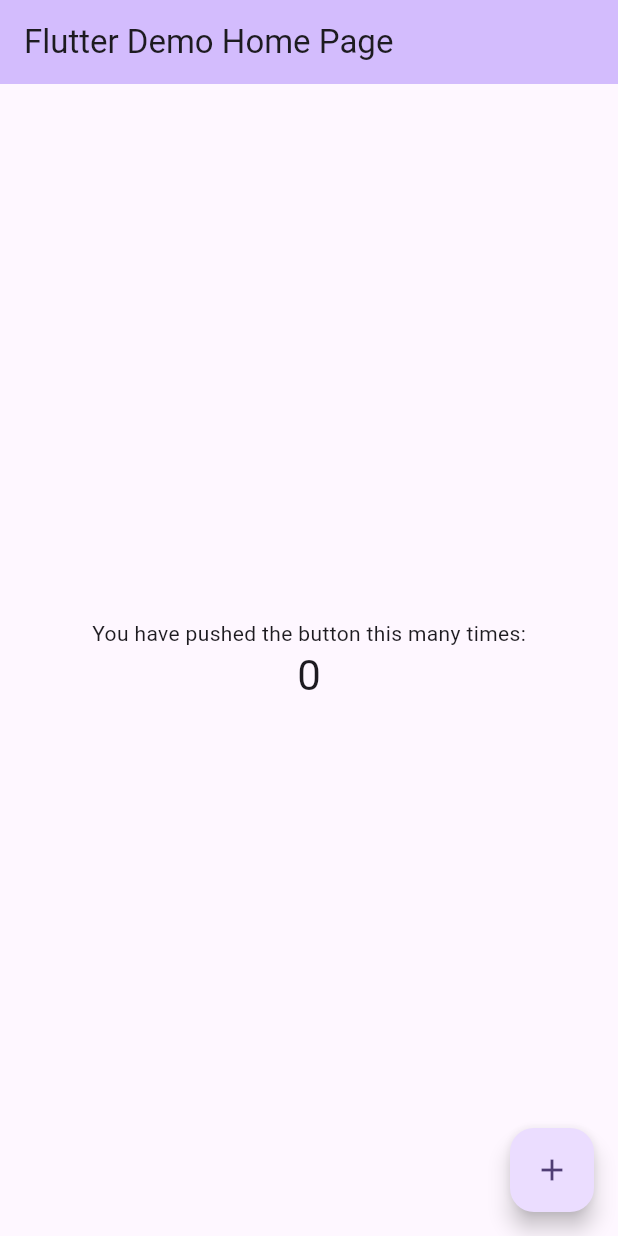
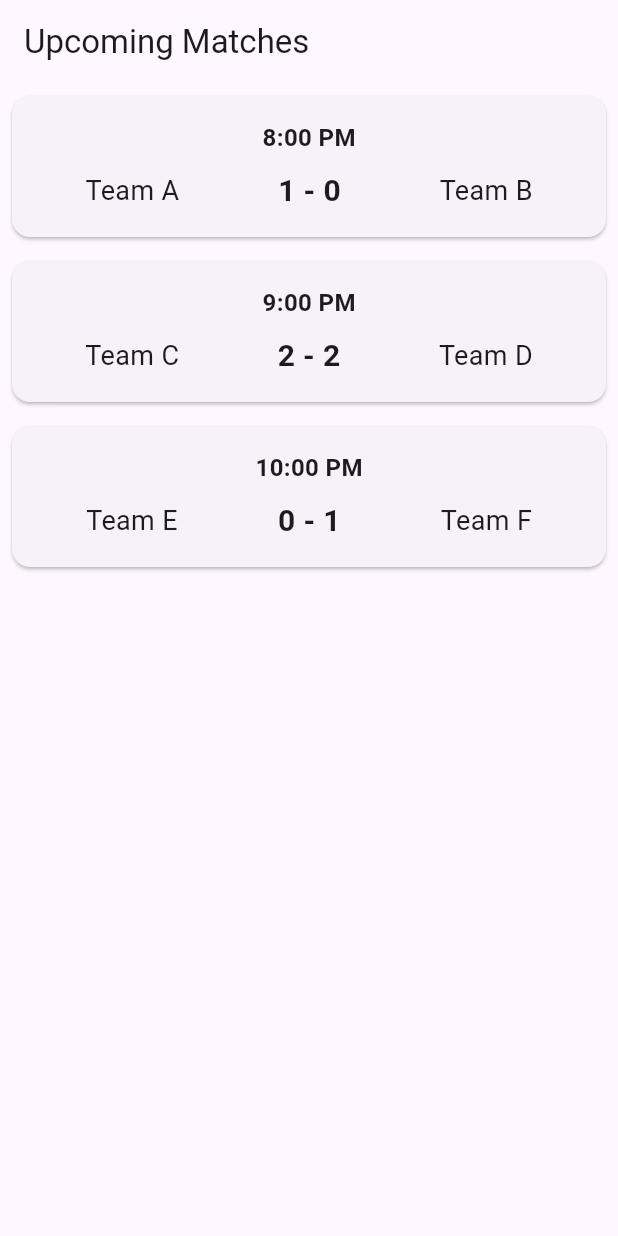
Before and after one commit to could-ai/019aa1c1-8817-7cbf-86df-0cb05e4105f5, a Flutter app: the screen it shows after launch, on a phone screen of 412 x 824 dp. Run offline on Flutter 3.47's test engine with Material 3 defaults, Android fonts, the phone set to English and light mode, and no system bars.

Commit message:
I have updated the main application entry point to launch the `HomeScreen`. I've also configured a basic theme with an indigo primary color to establish a consistent look and feel for the sports betting platform. This sets the foundation for the app's UI.; I have created a `Match` model to represent a single sporting event. This class holds essential information such as the names of the two competing teams, their current scores, and the scheduled time of the match. This data structure is crucial for displaying match details throughout the app.; I have defined a `Bet` model to represent a user's wager on a specific match. This class links to a `Match` object and includes the team the user is betting on and the amount of the wager. This is a core data model for the betting functionality.; I have created a `MockDataService` to provide placeholder data for the application. This service includes a static method `getMatches` that returns a list of sample `Match` objects. Using mock data allows me to develop and test the UI without needing a live backend, which is essential for rapid prototyping.; I have implemented the `HomeScreen`, which serves as the main screen of the application. It fetches a list of upcoming matches from the `MockDataService` and displays them in a `ListView`. Each match is rendered using a custom `MatchCard` widget, providing a clean and organized presentation of the available games.; I have designed a reusable `MatchCard` widget to display individual match information in a clear and concise format. This widget takes a `Match` object and presents the match time, team names, and scores in a styled `Card`. This component is used by the `HomeScreen` to build its list of matches.

```diff
--- a/usr/lib/main.dart
+++ b/usr/lib/main.dart
@@ -1,4 +1,5 @@
 import 'package:flutter/material.dart';
+import 'package:couldai_user_app/screens/home_screen.dart';
 
 void main() {
   runApp(const MyApp());
@@ -7,114 +8,15 @@ void main() {
 class MyApp extends StatelessWidget {
   const MyApp({super.key});
 
-  // This widget is the root of your application.
   @override
   Widget build(BuildContext context) {
     return MaterialApp(
-      title: 'Flutter Demo',
-      debugShowCheckedModeBanner: false,
+      title: 'Sports Bet',
       theme: ThemeData(
-        // This is the theme of your application.
-        //
-        // TRY THIS: Try running your application with "flutter run". You'll see
-        // the application has a purple toolbar. Then, without quitting the app,
-        // try changing the seedColor in the colorScheme below to Colors.green
-        // and then invoke "hot reload" (save your changes or press the "hot
-        // reload" button in a Flutter-supported IDE, or press "r" if you used
-        // the command line to start the app).
-        //
-        // Notice that the counter didn't reset back to zero; the application
-        // state is not lost during the reload. To reset the state, use hot
-        // restart instead.
-        //
-        // This works for code too, not just values: Most code changes can be
-        // tested with just a hot reload.
-        colorScheme: ColorScheme.fromSeed(seedColor: Colors.deepPurple),
+        primarySwatch: Colors.indigo,
+        visualDensity: VisualDensity.adaptivePlatformDensity,
       ),
-      home: const MyHomePage(title: 'Flutter Demo Home Page'),
+      home: const HomeScreen(),
     );
   }
 }
-
-class MyHomePage extends StatefulWidget {
-  const MyHomePage({super.key, required this.title});
-
-  // This widget is the home page of your application. It is stateful, meaning
-  // that it has a State object (defined below) that contains fields that affect
-  // how it looks.
-
-  // This class is the configuration for the state. It holds the values (in this
-  // case the title) provided by the parent (in this case the App widget) and
-  // used by the build method of the State. Fields in a Widget subclass are
-  // always marked "final".
-
-  final String title;
-
-  @override
-  State<MyHomePage> createState() => _MyHomePageState();
-}
-
-class _MyHomePageState extends State<MyHomePage> {
-  int _counter = 0;
-
-  void _incrementCounter() {
-    setState(() {
-      // This call to setState tells the Flutter framework that something has
-      // changed in this State, which causes it to rerun the build method below
-      // so that the display can reflect the updated values. If we changed
-      // _counter without calling setState(), then the build method would not be
-      // called again, and so nothing would appear to happen.
-      _counter++;
-    });
-  }
-
-  @override
-  Widget build(BuildContext context) {
-    // This method is rerun every time setState is called, for instance as done
-    // by the _incrementCounter method above.
-    //
-    // The Flutter framework has been optimized to make rerunning build methods
-    // fast, so that you can just rebuild anything that needs updating rather
-    // than having to individually change instances of widgets.
-    return Scaffold(
-      appBar: AppBar(
-        // TRY THIS: Try changing the color here to a specific color (to
-        // Colors.amber, perhaps?) and trigger a hot reload to see the AppBar
-        // change color while the other colors stay the same.
-        backgroundColor: Theme.of(context).colorScheme.inversePrimary,
-        // Here we take the value from the MyHomePage object that was created by
-        // the App.build method, and use it to set our appbar title.
-        title: Text(widget.title),
-      ),
-      body: Center(
-        // Center is a layout widget. It takes a single child and positions it
-        // in the middle of the parent.
-        child: Column(
-          // Column is also a layout widget. It takes a list of children and
-          // arranges them vertically. By default, it sizes itself to fit its
-          // children horizontally, and tries to be as tall as its parent.
-          //
-          // Column has various properties to control how it sizes itself and
-          // how it positions its children. Here we use mainAxisAlignment to
-          // center the children vertically; the main axis here is the vertical
-          // axis because Columns are vertical (the cross axis would be
-          // horizontal).
-          //
-          // TRY THIS: Invoke "debug painting" (choose the "Toggle Debug Paint"
-          // action in the IDE, or press "p" in the console), to see the
-          // wireframe for each widget.
-          mainAxisAlignment: MainAxisAlignment.center,
-          children: <Widget>[
-            const Text('You have pushed the button this many times:'),
-            Text('$_counter', style: Theme.of(context).textTheme.headlineMedium),
-          ],
-        ),
-      ),
-      floatingActionButton: FloatingActionButton(
-        onPressed: _incrementCounter,
-        tooltip: 'Increment',
-        child: const Icon(Icons.add),
-      ), // This trailing comma makes auto-formatting nicer for build methods.
-    );
-  }
-}
--- /dev/null
+++ b/usr/lib/models/bet.dart
@@ -0,0 +1,13 @@
+import 'package:couldai_user_app/models/match.dart';
+
+class Bet {
+  final Match match;
+  final String team;
+  final double amount;
+
+  Bet({
+    required this.match,
+    required this.team,
+    required this.amount,
+  });
+}
--- /dev/null
+++ b/usr/lib/models/match.dart
@@ -0,0 +1,15 @@
+class Match {
+  final String team1;
+  final String team2;
+  final int score1;
+  final int score2;
+  final String time;
+
+  Match({
+    required this.team1,
+    required this.team2,
+    required this.score1,
+    required this.score2,
+    required this.time,
+  });
+}
--- /dev/null
+++ b/usr/lib/screens/home_screen.dart
@@ -0,0 +1,25 @@
+import 'package:flutter/material.dart';
+import 'package:couldai_user_app/services/mock_data_service.dart';
+import 'package:couldai_user_app/models/match.dart';
+import 'package:couldai_user_app/widgets/match_card.dart';
+
+class HomeScreen extends StatelessWidget {
+  const HomeScreen({super.key});
+
+  @override
+  Widget build(BuildContext context) {
+    final List<Match> matches = MockDataService.getMatches();
+
+    return Scaffold(
+      appBar: AppBar(
+        title: const Text('Upcoming Matches'),
+      ),
+      body: ListView.builder(
+        itemCount: matches.length,
+        itemBuilder: (context, index) {
+          return MatchCard(match: matches[index]);
+        },
+      ),
+    );
+  }
+}
--- /dev/null
+++ b/usr/lib/services/mock_data_service.dart
@@ -0,0 +1,11 @@
+import 'package:couldai_user_app/models/match.dart';
+
+class MockDataService {
+  static List<Match> getMatches() {
+    return [
+      Match(team1: 'Team A', team2: 'Team B', score1: 1, score2: 0, time: '8:00 PM'),
+      Match(team1: 'Team C', team2: 'Team D', score1: 2, score2: 2, time: '9:00 PM'),
+      Match(team1: 'Team E', team2: 'Team F', score1: 0, score2: 1, time: '10:00 PM'),
+    ];
+  }
+}
--- /dev/null
+++ b/usr/lib/widgets/match_card.dart
@@ -0,0 +1,32 @@
+import 'package:flutter/material.dart';
+import 'package:couldai_user_app/models/match.dart';
+
+class MatchCard extends StatelessWidget {
+  final Match match;
+
+  const MatchCard({super.key, required this.match});
+
+  @override
+  Widget build(BuildContext context) {
+    return Card(
+      margin: const EdgeInsets.all(8.0),
+      child: Padding(
+        padding: const EdgeInsets.all(16.0),
+        child: Column(
+          children: [
+            Text(match.time, style: const TextStyle(fontSize: 16, fontWeight: FontWeight.bold)),
+            const SizedBox(height: 10),
+            Row(
+              mainAxisAlignment: MainAxisAlignment.spaceAround,
+              children: [
+                Text(match.team1, style: const TextStyle(fontSize: 18)),
+                Text('${match.score1} - ${match.score2}', style: const TextStyle(fontSize: 20, fontWeight: FontWeight.bold)),
+                Text(match.team2, style: const TextStyle(fontSize: 18)),
+              ],
+            ),
+          ],
+        ),
+      ),
+    );
+  }
+}
```
